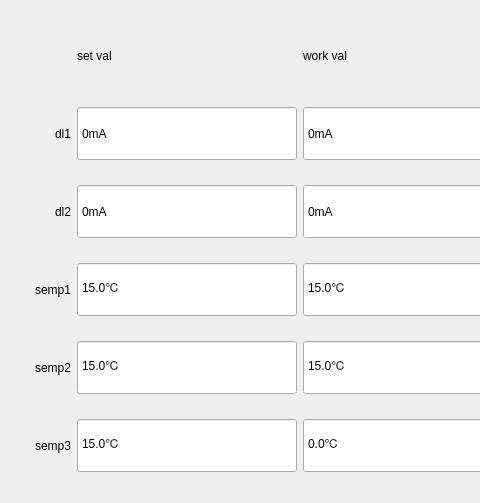
This is mseedparamwdt.ui in yuanjinxin123/shenglei as Qt 5 draws it before an edit; both pictures show x 0 to 480 and y 0 to 503 of the 899 by 503 pixel window. The edited form follows.
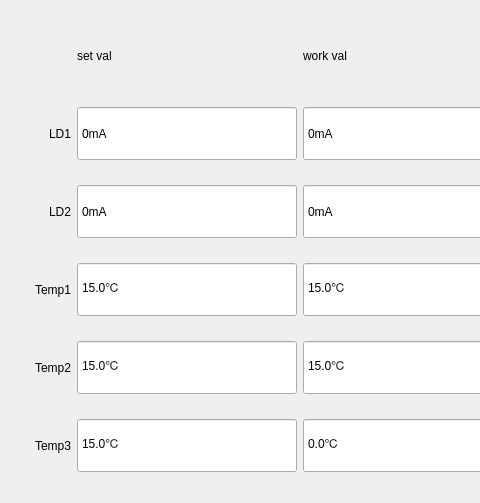
This is the edited form.

Patch:
```diff
--- a/mseedparamwdt.ui
+++ b/mseedparamwdt.ui
@@ -86,7 +86,7 @@
       </size>
      </property>
      <property name="text">
-      <string>dl1</string>
+      <string>LD1</string>
      </property>
      <property name="alignment">
       <set>Qt::AlignRight|Qt::AlignTrailing|Qt::AlignVCenter</set>
@@ -238,7 +238,7 @@
       </size>
      </property>
      <property name="text">
-      <string>dl2</string>
+      <string>LD2</string>
      </property>
      <property name="alignment">
       <set>Qt::AlignRight|Qt::AlignTrailing|Qt::AlignVCenter</set>
@@ -390,7 +390,7 @@
       </size>
      </property>
      <property name="text">
-      <string>semp1</string>
+      <string>Temp1</string>
      </property>
      <property name="alignment">
       <set>Qt::AlignRight|Qt::AlignTrailing|Qt::AlignVCenter</set>
@@ -492,7 +492,7 @@
       </size>
      </property>
      <property name="text">
-      <string>semp2</string>
+      <string>Temp2</string>
      </property>
      <property name="alignment">
       <set>Qt::AlignRight|Qt::AlignTrailing|Qt::AlignVCenter</set>
@@ -594,7 +594,7 @@
       </size>
      </property>
      <property name="text">
-      <string>semp3</string>
+      <string>Temp3</string>
      </property>
      <property name="alignment">
       <set>Qt::AlignRight|Qt::AlignTrailing|Qt::AlignVCenter</set>
```
